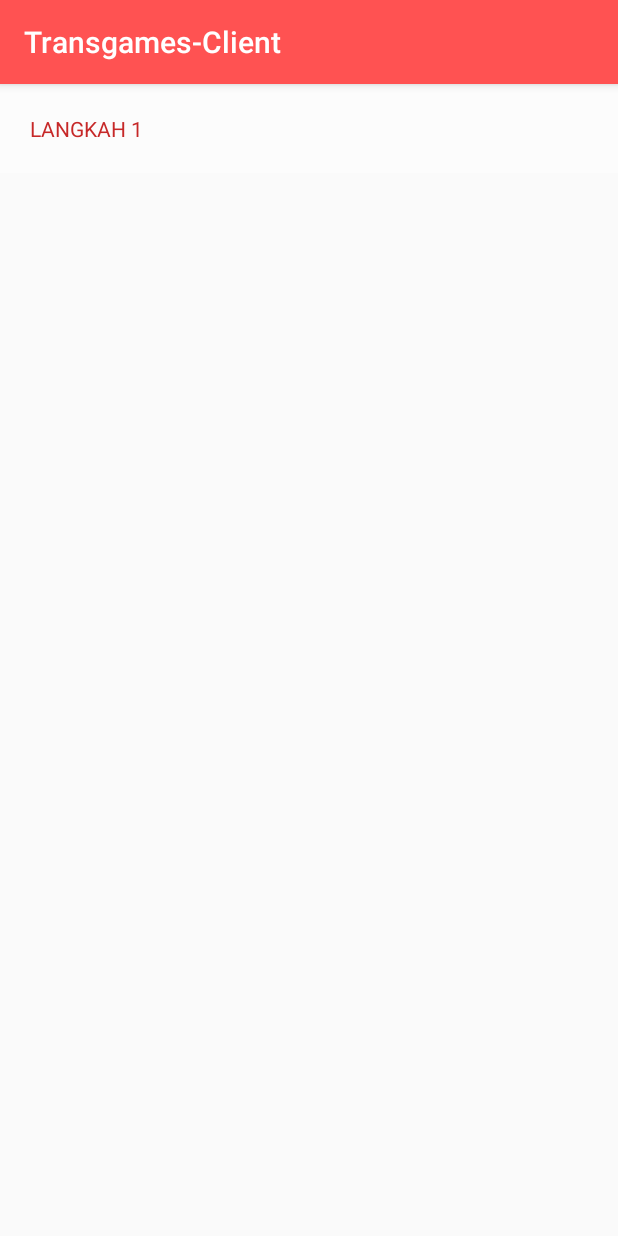
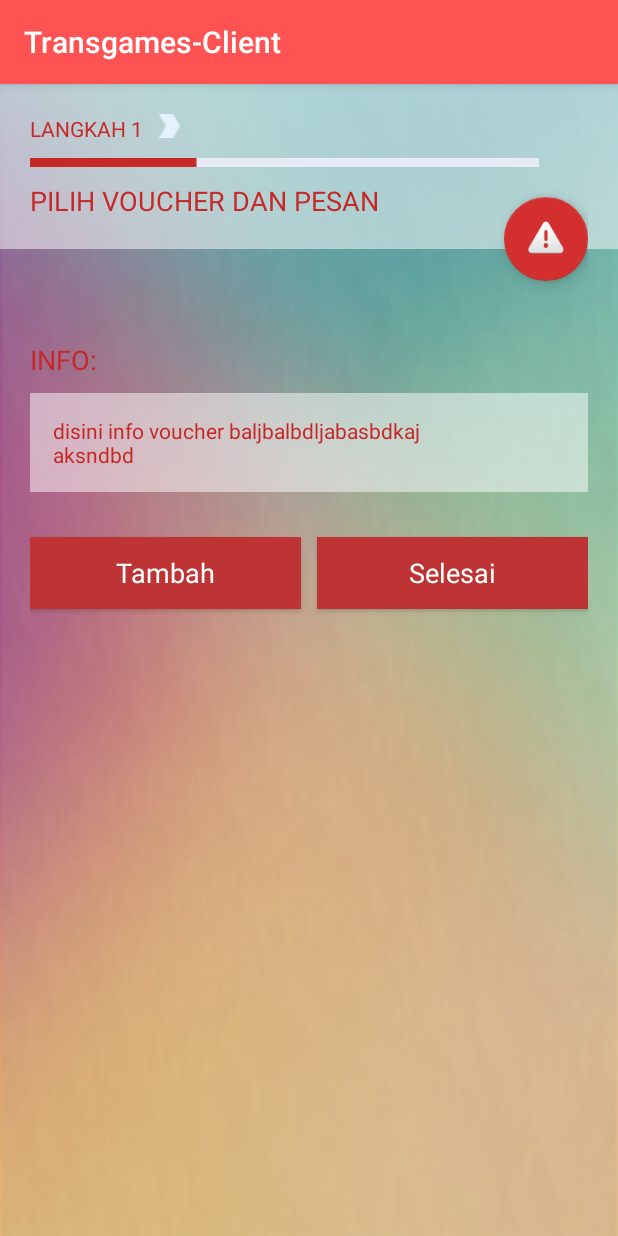
Before and after one commit to derrysd/Pit-Games_Client, an Android app: the Voucher_1 screen opened directly, with no data from a screen before it, on a phone screen of 412 x 824 dp. Run offline under Robolectric (Android 15) with nearby library versions, the phone set to English and light mode, and no system bars.

Commit message:
nyoba tema

```diff
--- a/app/build.gradle
+++ b/app/build.gradle
@@ -23,4 +23,5 @@ dependencies {
     compile fileTree(dir: 'libs', include: ['*.jar'])
     testCompile 'junit:junit:4.12'
     compile 'com.android.support:appcompat-v7:22.2.1'
+    compile 'com.android.support:design:22.2.1'
 }
--- a/app/src/main/res/layout/activity_voucher_1.xml
+++ b/app/src/main/res/layout/activity_voucher_1.xml
@@ -3,10 +3,11 @@
     xmlns:tools="http://schemas.android.com/tools"
     android:layout_width="match_parent"
     android:layout_height="match_parent"
+    android:background="@drawable/background2"
     tools:context="xanctuary.transgames_client.Voucher_1"
     >
 
-
+    <!--stepbar-->
     <RelativeLayout
         android:layout_width="match_parent"
         android:layout_height="wrap_content"
@@ -21,6 +22,127 @@
             android:textAppearance="?android:textAppearanceSmall"
             />
 
+        <ImageView
+            android:layout_width="wrap_content"
+            android:layout_height="wrap_content"
+            android:layout_toRightOf="@id/langkah1"
+            android:layout_marginLeft="10dp"
+            android:src="@drawable/arrow"
+            />
+
+        <ImageView
+            android:layout_width="wrap_content"
+            android:layout_height="wrap_content"
+            android:id="@+id/stepbar"
+            android:layout_below="@id/langkah1"
+            android:layout_marginTop="10dp"
+            android:src="@drawable/stepbar1"
+            />
+
+        <TextView
+            android:layout_width="wrap_content"
+            android:layout_height="wrap_content"
+            android:text="PILIH VOUCHER DAN PESAN"
+            android:textAppearance="?android:textAppearanceMedium"
+            android:layout_below="@+id/stepbar"
+            android:layout_marginTop="10dp"
+            />
     </RelativeLayout>
 
+    <RelativeLayout
+        android:layout_width="match_parent"
+        android:layout_height="match_parent"
+        android:padding="20dp">
+
+        <android.support.design.widget.FloatingActionButton
+            android:layout_width="wrap_content"
+            android:layout_height="wrap_content"
+            android:src="@android:drawable/ic_dialog_alert"
+            android:layout_alignParentTop="true"
+            android:layout_alignParentRight="true"
+            android:layout_alignParentEnd="true"
+            android:layout_marginTop="55dp"
+            android:id="@+id/view" />
+
+        <Spinner
+            android:layout_width="wrap_content"
+            android:layout_height="wrap_content"
+            android:id="@+id/jenis"
+            android:layout_below="@+id/view"
+            android:layout_centerInParent="true"
+            android:layout_marginTop="20dp"
+            android:background="@color/text_background"
+            android:spinnerMode="dropdown" />
+
+        <Spinner
+            android:layout_width="wrap_content"
+            android:layout_height="wrap_content"
+            android:id="@+id/nominal"
+            android:layout_below="@id/jenis"
+            android:layout_centerInParent="true"
+            android:layout_marginTop="10dp"
+            android:background="@color/text_background"
+            android:spinnerMode="dropdown" />
+
+        <TextView
+            android:layout_width="wrap_content"
+            android:layout_height="wrap_content"
+            android:id="@+id/info"
+            android:text="INFO:"
+            android:textAppearance="?android:textAppearanceMedium"
+            android:layout_below="@+id/nominal"
+            android:layout_marginTop="10dp"
+            />
+
+        <ScrollView
+            android:layout_width="match_parent"
+            android:layout_height="wrap_content"
+            android:id="@+id/scrollText"
+            android:layout_below="@+id/info"
+            android:layout_marginTop="10dp"
+            android:padding="15dp"
+            android:background="@color/text_background">
+
+            <TextView
+                android:layout_width="wrap_content"
+                android:layout_height="wrap_content"
+                android:id="@+id/infoView"
+                android:text="disini info voucher baljbalbdljabasbdkaj\naksndbd"
+                />
+        </ScrollView>
+
+        <View
+            android:id="@+id/fakeView"
+            android:layout_width="0dp"
+            android:layout_height="0dp"
+            android:layout_centerInParent="true"/>
+
+        <Button
+            android:layout_width="wrap_content"
+            android:layout_height="wrap_content"
+            android:text="Tambah"
+            android:id="@+id/Tambah"
+            android:textAppearance="?android:textAppearanceMedium"
+            android:layout_below="@+id/scrollText"
+            android:layout_alignRight="@+id/fakeView"
+            android:layout_alignParentLeft="true"
+            android:layout_marginTop="30dp"
+            android:layout_marginRight="5dp"
+            style="@style/ButtonTheme"/>
+
+        <Button
+            android:layout_width="wrap_content"
+            android:layout_height="wrap_content"
+            android:text="Selesai"
+            android:textAppearance="?android:textAppearanceMedium"
+            android:id="@+id/selesai"
+            android:layout_below="@+id/scrollText"
+            android:layout_alignLeft="@+id/fakeView"
+            android:layout_alignParentRight="true"
+            android:layout_marginTop="30dp"
+            android:layout_marginLeft="5dp"
+            style="@style/ButtonTheme"/>
+
+
+    </RelativeLayout>
 </RelativeLayout>
```
